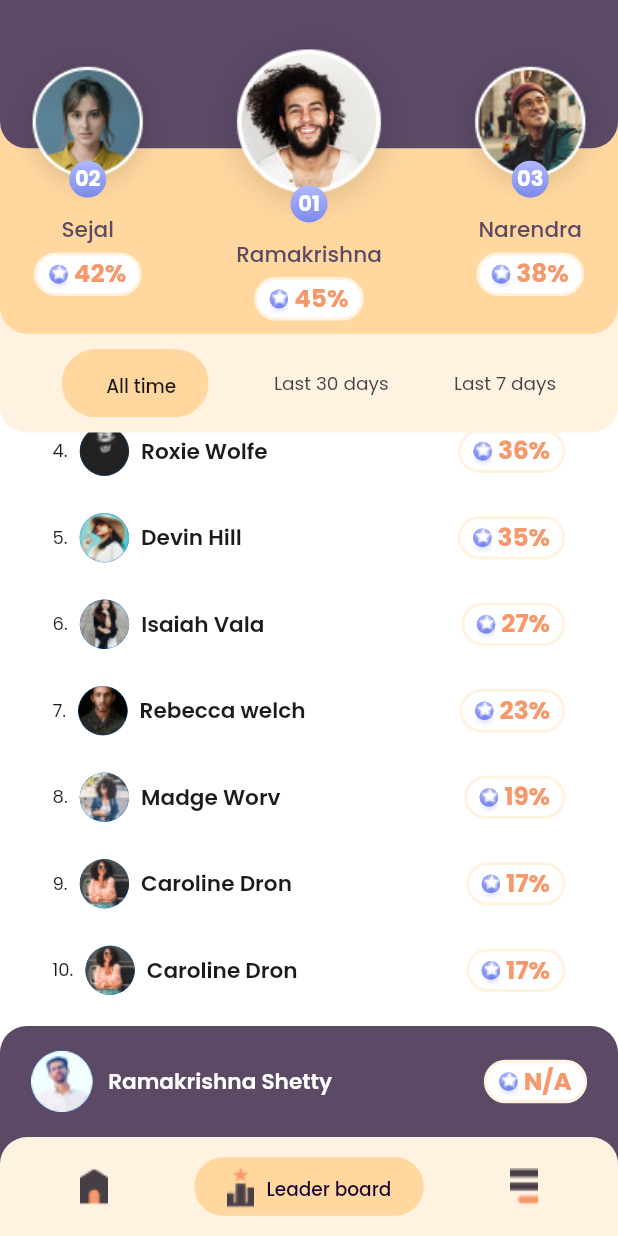
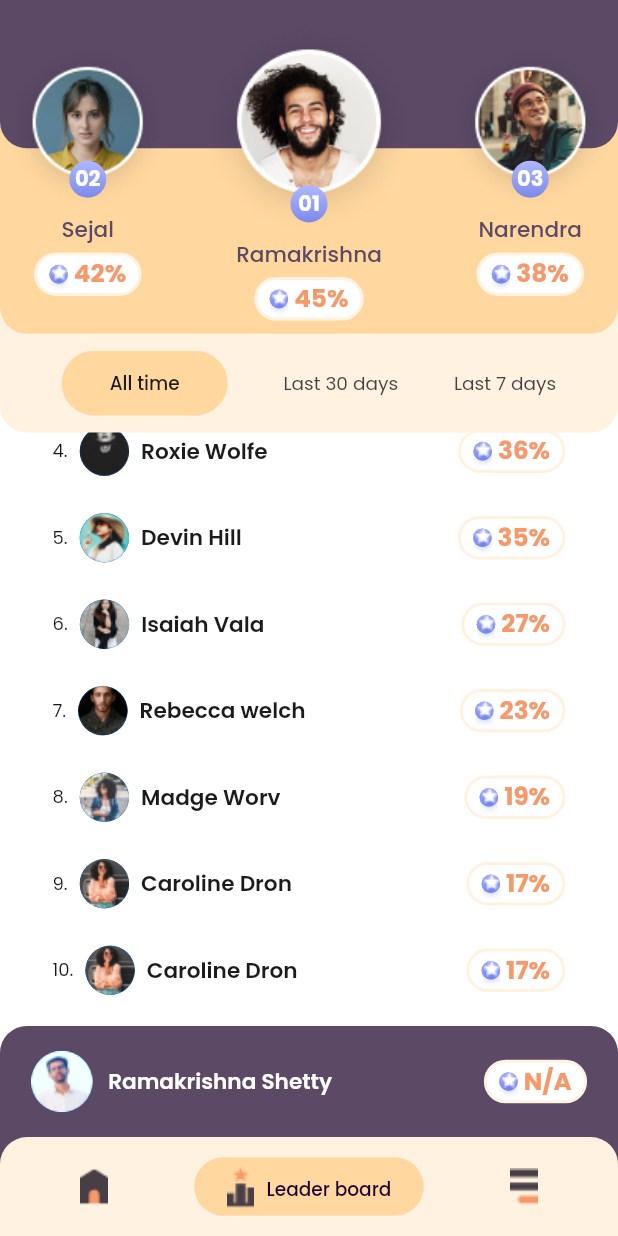
Before and after one commit to madz/flutter_leaderboard_challenge, a Flutter app: the screen it shows after launch, on a phone screen of 412 x 824 dp. Run offline on Flutter 3.47's test engine with Material 2 defaults, Android fonts, the phone set to English and light mode, and no system bars; our stand-ins replace google_fonts.

Commit message:
Fixed UI layout

```diff
--- a/lib/leaderboard/page/leaderboard_page.dart
+++ b/lib/leaderboard/page/leaderboard_page.dart
@@ -12,7 +12,8 @@ class LeaderBoardPage extends StatelessWidget {
   @override
   Widget build(BuildContext context) {
     final appSizeConfig = AppSizeConfig(context);
-    return Stack(
+    return Scaffold(
+      body: Stack(
         children: [
           buildLeaderboardList(appSizeConfig, context),
           buildFilters(appSizeConfig, context),
@@ -36,8 +37,8 @@ class LeaderBoardPage extends StatelessWidget {
             child: Align(
               alignment: Alignment.topCenter,
               child: Container(
-              height:
-                  appSizeConfig.screenHeight * .12, // 12% of the device height
+                height: appSizeConfig.screenHeight *
+                    .12, // 12% of the device height
                 decoration: BoxDecoration(
                   borderRadius: BorderRadius.only(
                     bottomLeft: Radius.circular(18),
@@ -52,6 +53,7 @@ class LeaderBoardPage extends StatelessWidget {
           buildBottomMenuIcons(appSizeConfig),
           buildLeadersProfile(appSizeConfig, context),
         ],
+      ),
     );
   }
 
--- a/lib/leaderboard/widgets/filter/highlighted_filter_button.dart
+++ b/lib/leaderboard/widgets/filter/highlighted_filter_button.dart
@@ -34,7 +34,10 @@ class HighlightedFilterButton extends StatelessWidget {
             horizontal: appSizeConfig.screenWidth * .05,
           ),
           child: Padding(
-            padding: const EdgeInsets.only(left: 8.0, top: 4.0),
+            padding: EdgeInsets.symmetric(
+              vertical: appSizeConfig.screenHeight * .001,
+              horizontal: appSizeConfig.screenWidth * .025,
+            ),
             child: Text(
               'All time',
               style: GoogleFonts.poppins(
```
Lines whose indentation alone changed are shown as unchanged.
